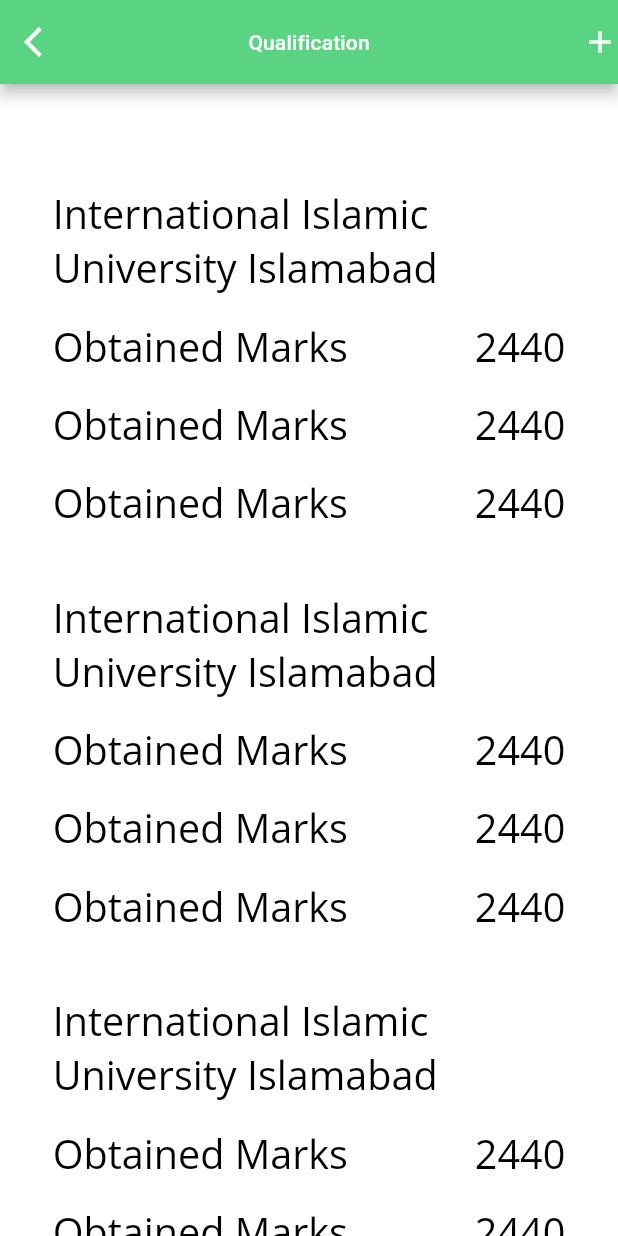
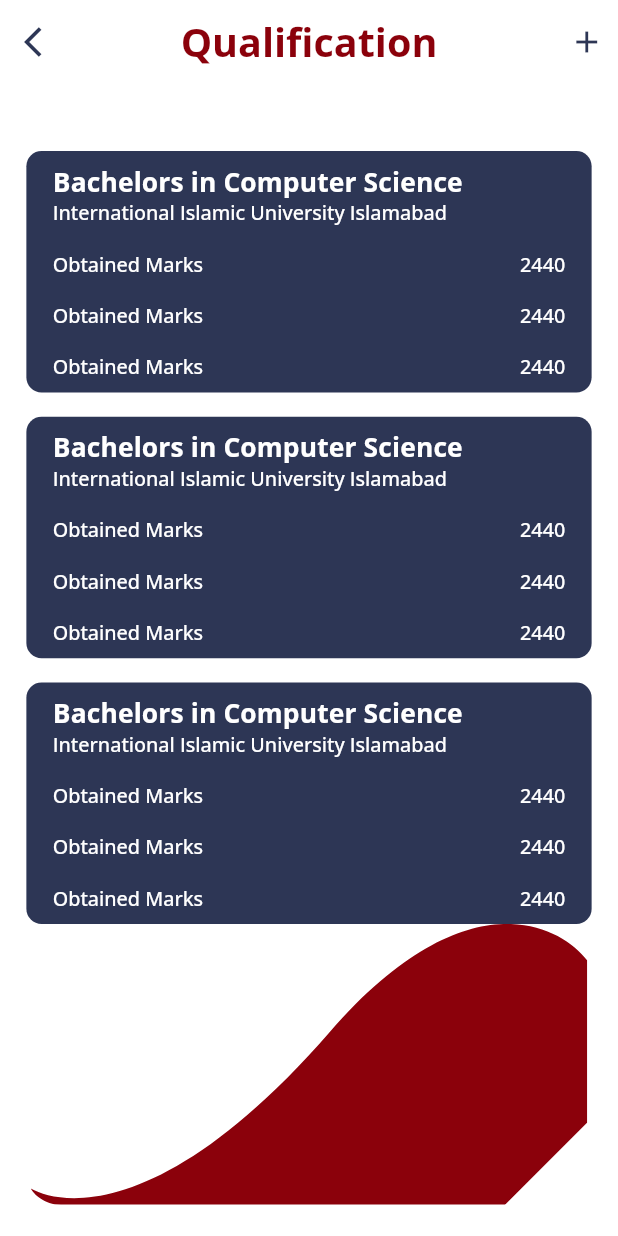
Before and after one commit to ZainNaqvi/Student-Management-System-NUTECH, a Flutter app: the QualificationScreen screen opened directly, after a tap on "SAVE", on a phone screen of 412 x 824 dp. Run offline on Flutter 3.47's test engine with Material 2 defaults, Android fonts, the phone set to English and light mode, and no system bars; our stand-ins replace connectivity, dio, flutter_screenutil, flutter_svg, google_fonts, logger and 1 more; accounts and stored records are empty.

Commit message:
added pages

```diff
--- a/lib/components/c_text_form_field.dart
+++ b/lib/components/c_text_form_field.dart
@@ -25,11 +25,6 @@ class CTextFormField extends StatelessWidget {
         prefixIcon: prefixIcon,
         hintText: hintText,
         suffixIcon: suffixIcon,
-        hintStyle: TextStyle(
-          color: Theme.of(context).canvasColor,
-          fontSize: 14.sp,
-          fontWeight: FontWeight.w500,
-        ),
       ),
     );
   }
--- a/lib/components/customCard.dart
+++ b/lib/components/customCard.dart
@@ -8,7 +8,8 @@ Padding card(BuildContext context) {
     child: Container(
       width: double.infinity,
       decoration: BoxDecoration(
-          color: Colors.white, borderRadius: BorderRadius.circular(10.r)),
+          color: Theme.of(context).cardColor,
+          borderRadius: BorderRadius.circular(10.r)),
       child: Padding(
         padding: EdgeInsets.symmetric(horizontal: 16.w, vertical: 8.h),
         child: Column(
@@ -20,7 +21,7 @@ Padding card(BuildContext context) {
             ),
             Text(
               "International Islamic University Islamabad",
-              style: Theme.of(context).textTheme.headline4,
+              style: Theme.of(context).textTheme.subtitle1,
             ),
             SizedBox(
               height: 16.h,
--- a/lib/components/stastics.dart
+++ b/lib/components/stastics.dart
@@ -9,11 +9,11 @@ Row stactics(
     children: [
       Text(
         title,
-        style: Theme.of(context).textTheme.headline4,
+        style: Theme.of(context).textTheme.subtitle1,
       ),
       Text(
         value,
-        style: Theme.of(context).textTheme.headline4,
+        style: Theme.of(context).textTheme.subtitle1,
       ),
     ],
   );
--- a/lib/pages/qualification.dart
+++ b/lib/pages/qualification.dart
@@ -90,10 +90,7 @@ class _QualificationScreenState extends State<QualificationScreen> {
                     alignment: Alignment.topLeft,
                     child: Text(
                       "Qualification ",
-                      style: Theme.of(context)
-                          .textTheme
-                          .headline2!
-                          .copyWith(fontWeight: FontWeight.bold),
+                      style: Theme.of(context).textTheme.headline1,
                     ),
                   ),
 
@@ -133,7 +130,7 @@ class _QualificationScreenState extends State<QualificationScreen> {
                   ),
                   CTextFormField(
                     prefixIcon: Icon(Icons.school),
-                    controller: _userTotalMarks,
+                    controller: _userObtainedMarks,
                     hintText: 'Obtained Marks',
                   ),
                   SizedBox(
--- a/lib/pages/qualificationCards.dart
+++ b/lib/pages/qualificationCards.dart
@@ -12,13 +12,26 @@ class QualificationScrernCard extends StatelessWidget {
   Widget build(BuildContext context) {
     return Scaffold(
       appBar: AppBar(
-        leading: Icon(Icons.arrow_back_ios),
+        elevation: 0,
+        backgroundColor: Theme.of(context).scaffoldBackgroundColor,
+        leading: Icon(
+          Icons.arrow_back_ios,
+          color: Theme.of(context).cardColor,
+        ),
         title: Text(
           "Qualification",
-          style: Theme.of(context).textTheme.subtitle2,
+          style: Theme.of(context).textTheme.headline3,
         ),
         centerTitle: true,
-        actions: [Icon(Icons.add)],
+        actions: [
+          Padding(
+            padding: EdgeInsets.symmetric(horizontal: 8.0.w),
+            child: Icon(
+              Icons.add,
+              color: Theme.of(context).cardColor,
+            ),
+          ),
+        ],
       ),
       body: SingleChildScrollView(
         child: Column(
@@ -29,27 +42,35 @@ class QualificationScrernCard extends StatelessWidget {
                 children: [
                   card(context),
                   SizedBox(
-                    height: 8.h,
+                    height: 16.h,
                   ),
                   card(context),
                   SizedBox(
-                    height: 8.h,
+                    height: 16.h,
                   ),
                   card(context),
+                  Align(
+                    alignment: FractionalOffset.bottomCenter,
+                    child: SvgPicture.asset(
+                      "assets/svg/down.svg",
+                      fit: BoxFit.fitWidth,
+                      alignment: Alignment.bottomLeft,
+                    ),
+                  ),
                 ],
               ),
             ),
-            Stack(
-              children: [
-                SizedBox(
-                  height: 173.h,
-                  child: Positioned(
-                    bottom: 0,
-                    child: SvgPicture.asset("assets/svg/down.svg"),
-                  ),
-                ),
-              ],
-            ),
+            // Stack(
+            //   children: [
+            //     SizedBox(
+            //       height: 173.h,
+            //       child: Positioned(
+            //         bottom: 0,
+            //         child: SvgPicture.asset("assets/svg/down.svg"),
+            //       ),
+            //     ),
+            //   ],
+            // ),
           ],
         ),
       ),
--- a/lib/pages/signup.dart
+++ b/lib/pages/signup.dart
@@ -71,7 +71,7 @@ class _SignUpState extends State<SignUp> {
                   alignment: Alignment.topLeft,
                   child: Text(
                     "Sign Up",
-                    style: Theme.of(context).textTheme.headline2,
+                    style: Theme.of(context).textTheme.headline1,
                   ),
                 ),
 
--- a/lib/utils/constants.dart
+++ b/lib/utils/constants.dart
@@ -8,6 +8,10 @@ const Color kLightPlaceholder = Color(0xFFE8EAF0);
 const Color kLightPlaceholderText = Color(0xFFC6CAD3);
 const Color kLightBackground = Color(0xFFFFFFFF);
 const Color kLightError = Color(0xFFFF7971);
+
+// primary color of the aplication in nsdd
+const Color kPrimaryColor = Color(0xFF8B010B);
+// k dark themes colors
 
 const Color kDarkPrimary = Color(0xFF4CC49B);
 const Color kDarkAccent = Color(0xFF4CC49B);
--- a/lib/utils/theme.dart
+++ b/lib/utils/theme.dart
@@ -37,20 +37,23 @@ final Map<AppTheme, ThemeData> appThemeData = {
         color: Colors.black,
       ),
     ),
+    cardColor: kDarkTextColor,
     primaryColor: kDarkPrimary,
     scaffoldBackgroundColor: kDarkBackground,
     backgroundColor: kDarkPlaceholder,
     errorColor: kDarkError,
     textTheme: GoogleFonts.poppinsTextTheme(
       const TextTheme().copyWith(
-        caption: TextStyle(color: Colors.black),
+        caption: TextStyle(color: Colors.white),
         headline1: TextStyle(
           fontSize: 48.sp,
           color: kDarkTextColor,
+          fontWeight: FontWeight.bold,
         ),
         headline2: TextStyle(
           fontSize: 32.sp,
           color: kDarkTextColor,
+          fontWeight: FontWeight.bold,
         ),
         headline3: TextStyle(
           fontSize: 24.sp,
@@ -59,7 +62,8 @@ final Map<AppTheme, ThemeData> appThemeData = {
         ),
         headline4: TextStyle(
           fontSize: 12.sp,
-          color: Colors.black,
+          color: kDarkTextColor,
+          fontWeight: FontWeight.bold,
         ),
         headline5: TextStyle(
           fontSize: 20.sp,
@@ -77,8 +81,13 @@ final Map<AppTheme, ThemeData> appThemeData = {
           fontSize: 14.sp,
           color: kDarkTextColor,
         ),
+        subtitle1: TextStyle(
+          color: kLightTextColor,
+          fontSize: 12.sp,
+          fontWeight: FontWeight.w500,
+        ),
         subtitle2: TextStyle(
-          color: Colors.black,
+          color: kLightTextColor,
           fontSize: 16.sp,
           fontWeight: FontWeight.bold,
         ),
@@ -145,28 +154,33 @@ final Map<AppTheme, ThemeData> appThemeData = {
         vertical: 20.h,
       ),
     ),
+    cardColor: kDarkPlaceholder,
     primaryColor: kLightPrimary,
     scaffoldBackgroundColor: kLightBackground,
     backgroundColor: kLightPlaceholder,
     errorColor: kLightError,
     textTheme: GoogleFonts.openSansTextTheme(
       const TextTheme().copyWith(
+        caption: TextStyle(color: Colors.black),
         headline1: TextStyle(
           fontSize: 48.sp,
-          color: kLightTextColor,
+          color: kPrimaryColor,
+          fontWeight: FontWeight.bold,
         ),
         headline2: TextStyle(
           fontSize: 32.sp,
-          color: kLightTextColor,
+          color: kPrimaryColor,
+          fontWeight: FontWeight.bold,
         ),
         headline3: TextStyle(
           fontSize: 24.sp,
-          color: kLightTextColor,
+          color: kPrimaryColor,
           fontWeight: FontWeight.bold,
         ),
         headline4: TextStyle(
-          fontSize: 24.sp,
+          fontSize: 12.sp,
           color: kLightTextColor,
+          fontWeight: FontWeight.bold,
         ),
         headline5: TextStyle(
           fontSize: 20.sp,
@@ -183,6 +197,16 @@ final Map<AppTheme, ThemeData> appThemeData = {
         bodyText2: TextStyle(
           fontSize: 14.sp,
           color: kLightTextColor,
+        ),
+        subtitle1: TextStyle(
+          color: kDarkTextColor,
+          fontSize: 12.sp,
+          fontWeight: FontWeight.w500,
+        ),
+        subtitle2: TextStyle(
+          color: kDarkTextColor,
+          fontSize: 16.sp,
+          fontWeight: FontWeight.bold,
         ),
       ),
     ),
```
Also changed, not shown: lib/pages/applyiedCourses.dart (added, +66 -0 lines), lib/pages/login_page.dart (+9 -4 lines), lib/pages/personalInformation.dart (+2 -5 lines), assets/images/courses1.png (added), assets/svg/courses1.svg (added).
